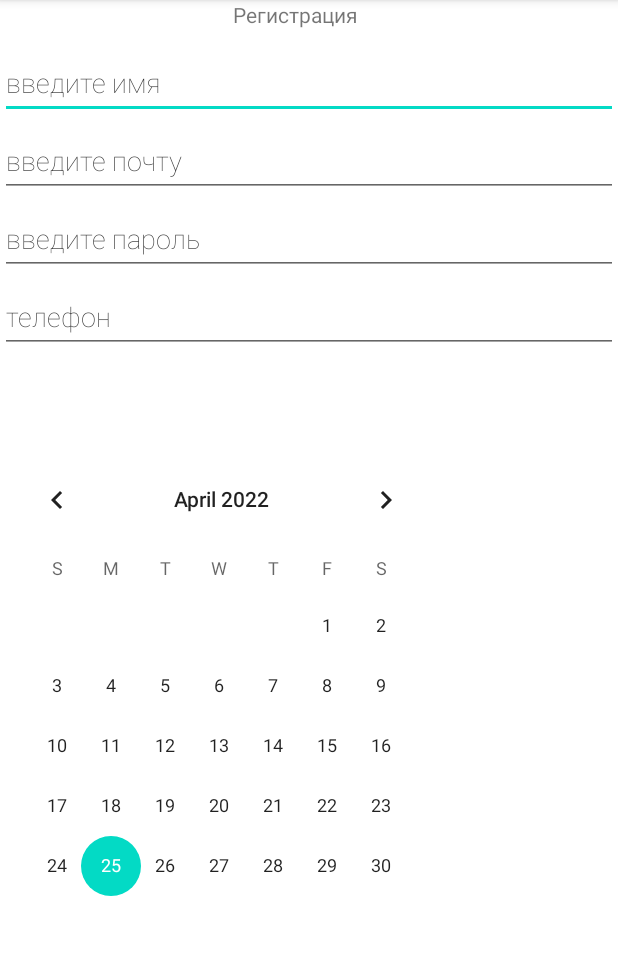
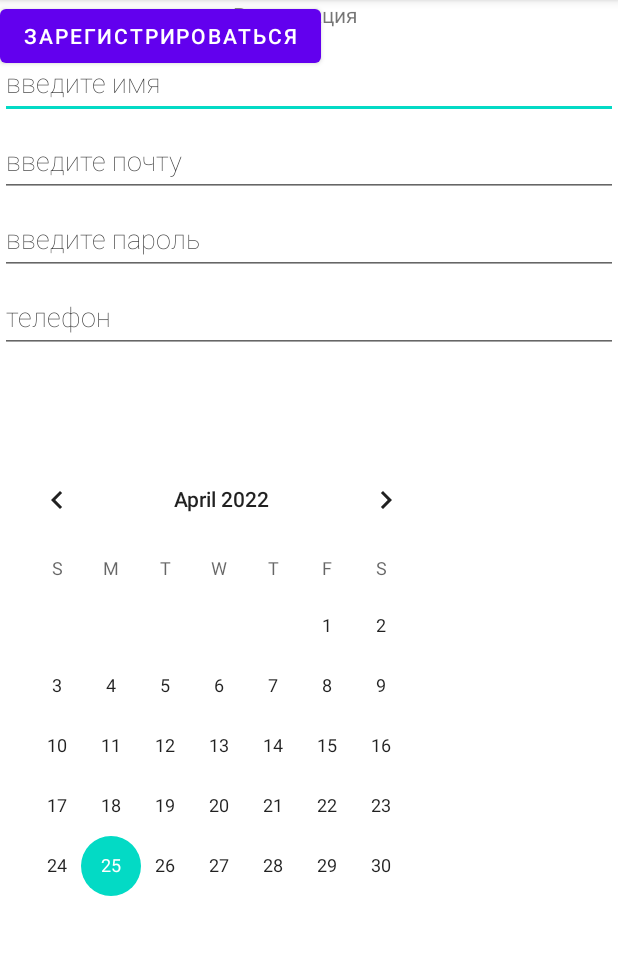
Before and after one commit to DenJavaExp/AndroidLesson1, an Android app: the screen it shows after launch (MainActivity), on a phone screen of 412 x 824 dp, the part 84-1039 px from its top. Run offline under Robolectric (Android 15) with nearby library versions, the phone set to English and light mode, and no system bars.

Commit message:
Выполнил ДЗ 1. Добавил кнопку регистрации на 2-м макете.

```diff
--- a/androidlesson1-2/src/main/res/layout/activity_main.xml
+++ b/androidlesson1-2/src/main/res/layout/activity_main.xml
@@ -72,13 +72,24 @@
         app:layout_constraintTop_toBottomOf="@+id/editTextTextPassword"
         tools:layout_editor_absoluteX="0dp" />
 
+
+
     <CalendarView
         android:id="@+id/calendarView"
         android:layout_width="295dp"
         android:layout_height="341dp"
         android:layout_marginTop="64dp"
         app:layout_constraintTop_toBottomOf="@+id/editTextPhone"
-        tools:layout_editor_absoluteX="72dp" />
+        tools:layout_editor_absoluteX="72dp"
+        tools:ignore="MissingConstraints" />
+
+    <Button
+        android:id="@+id/button"
+        android:layout_width="wrap_content"
+        android:layout_height="wrap_content"
+        android:text="Зарегистрироваться"
+        tools:layout_editor_absoluteX="2dp"
+        tools:layout_editor_absoluteY="240dp" />
 
 
 </androidx.constraintlayout.widget.ConstraintLayout>
```
